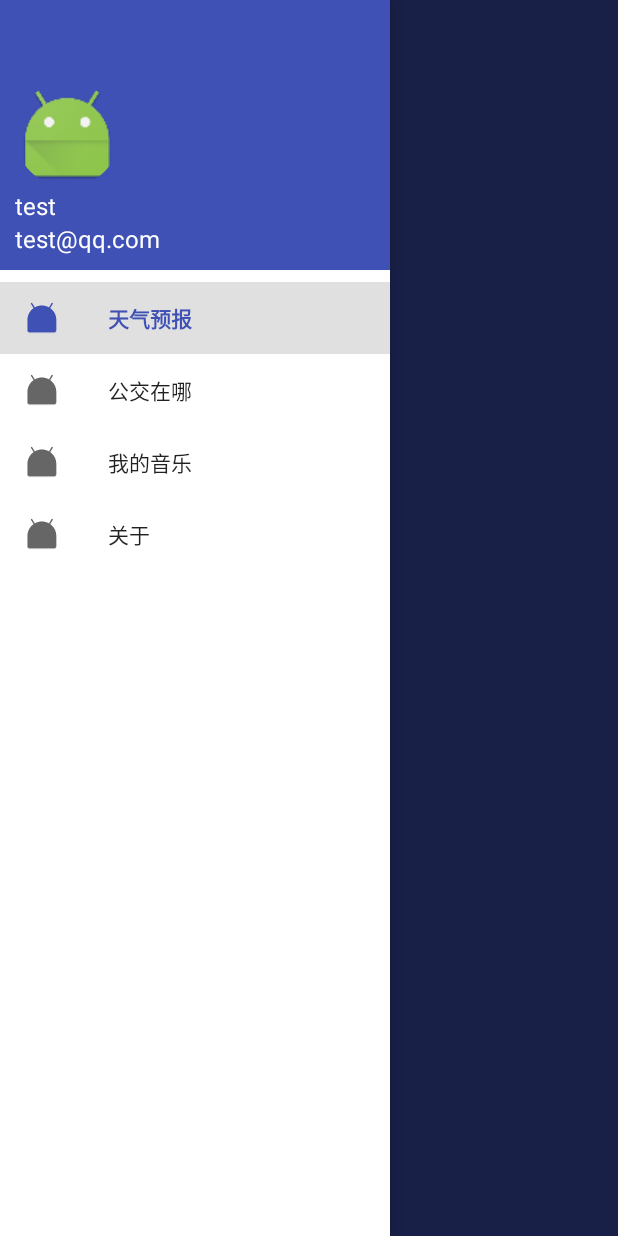
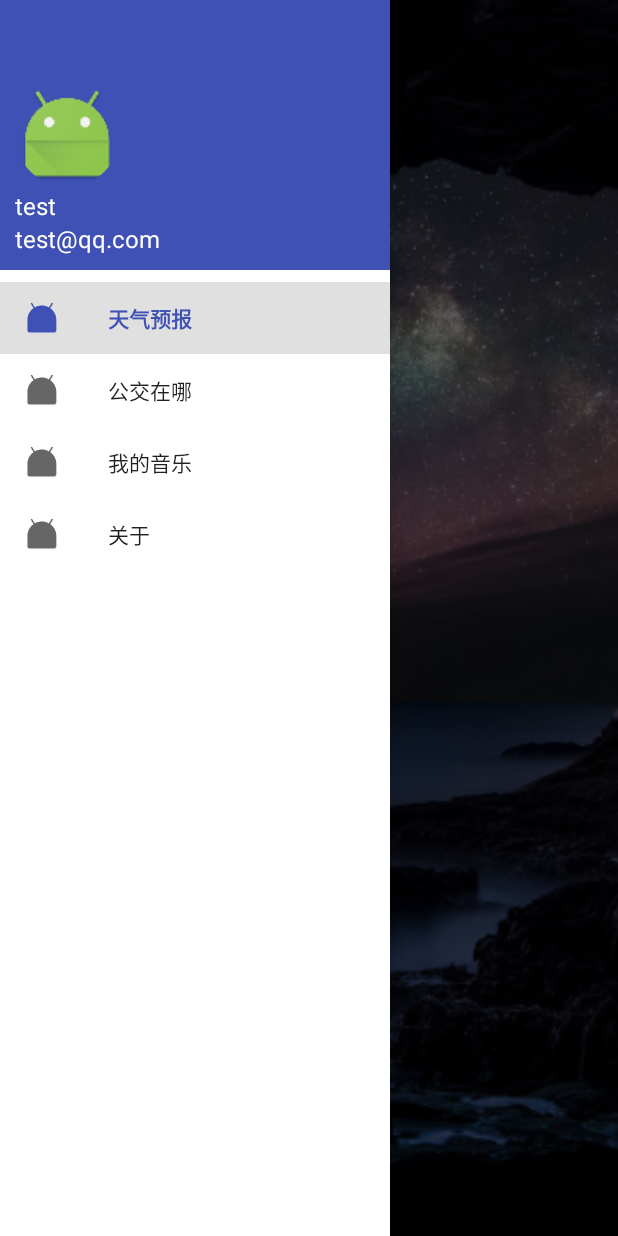
Before and after one commit to zeromr/CicadaApp, an Android app: the WeatherActivity screen opened directly, with no data from a screen before it, with the side drawer open, on a phone screen of 412 x 824 dp. Run offline under Robolectric (Android 15) with nearby library versions, the phone set to English and light mode, and no system bars; our stand-ins replace CircleImageView; libraries missing offline, so code that uses them is left out: com.amap.api, com.tbruyelle.rxpermissions, org.litepal, org.litepal.crud; pictures from the network do not load; 4 statements that could not run were skipped.

Commit message:
改变天气背景图片为固定图片

```diff
--- a/app/src/main/java/com/demo/cicada/activity/WeatherActivity.java
+++ b/app/src/main/java/com/demo/cicada/activity/WeatherActivity.java
@@ -3,6 +3,8 @@ package com.demo.cicada.activity;
 import android.Manifest;
 import android.content.Intent;
 import android.content.SharedPreferences;
+import android.graphics.Bitmap;
+import android.graphics.BitmapFactory;
 import android.graphics.Color;
 import android.os.Build;
 import android.os.Bundle;
@@ -159,6 +161,12 @@ public class WeatherActivity extends AppCompatActivity implements View.OnClickLi
     // 加载天气和图片数据
     public void loadData() {
         SharedPreferences sp = PreferenceManager.getDefaultSharedPreferences(this);
+        String bingPic = sp.getString("bing_pic", null);
+        if (bingPic != null) {
+            Glide.with(this).load(bingPic).into(ivBingPic);
+        } else {
+            loadBingPic();
+        }
         String weatherStr = sp.getString("weather", null);
         if (weatherStr != null) {
             // 有缓存时直接解析天气数据
@@ -175,12 +183,6 @@ public class WeatherActivity extends AppCompatActivity implements View.OnClickLi
             checkPermission();
         }
         swipeRefresh.setOnRefreshListener(() -> requestWeather(mWeatherId));
-        String bingPic = sp.getString("bing_pic", null);
-        if (bingPic != null) {
-            Glide.with(this).load(bingPic).into(ivBingPic);
-        } else {
-            loadBingPic();
-        }
     }
 
     // 菜单项
@@ -251,7 +253,9 @@ public class WeatherActivity extends AppCompatActivity implements View.OnClickLi
      * 加载必应每日一图
      */
     private void loadBingPic() {
-        String requestBingPic = "http://guolin.tech/api/bing_pic";
+        Bitmap bitmap = BitmapFactory.decodeResource(getResources(), R.drawable.ic_bg_weather);
+        ivBingPic.setImageBitmap(bitmap);
+        /*String requestBingPic = "http://guolin.tech/api/bing_pic";
         HttpUtil.sendOkHttpRequest(requestBingPic, new Callback() {
             @Override
             public void onFailure(Call call, IOException e) {
@@ -272,7 +276,7 @@ public class WeatherActivity extends AppCompatActivity implements View.OnClickLi
                     }
                 });
             }
-        });
+        });*/
     }
 
     /**
```
Also changed, not shown: app/src/main/res/drawable-xxhdpi/ic_bg_weather.jpg (added).
